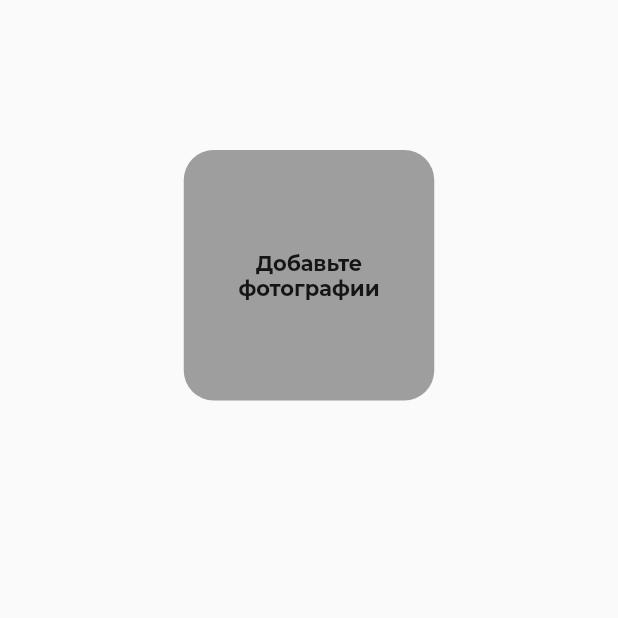
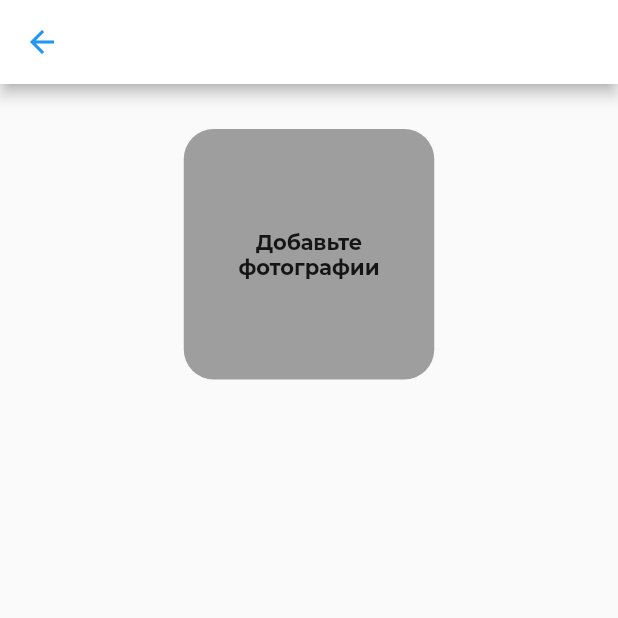
Before and after one commit to WhyNotAG/Arena, a Flutter app: the screen it shows after launch, after a tap on "Зарегестрируйтесь", on a phone screen of 412 x 824 dp, the top half of it. Run offline on Flutter 3.47's test engine with Material 2 defaults, Android fonts, the phone set to English and light mode, and no system bars; our stand-ins replace image_cropper, image_picker.

Commit message:
minor updates

```diff
--- a/arena/lib/Registration.dart
+++ b/arena/lib/Registration.dart
@@ -8,9 +8,14 @@ import 'package:image_cropper/image_cropper.dart';
 class RegistrationScreen extends StatelessWidget {
   @override
   Widget build(BuildContext context) {
-    return Scaffold (body:
-    new Container(child: new Center(
-      child: new Column(
+    return Scaffold (
+        appBar: new AppBar(
+            title: new Text('Flutter.su'),
+            backgroundColor: Colors.white,
+            iconTheme: IconThemeData(color: Colors.blue),
+        ),
+        body: new Container(child: new Center(
+        child: new Column(
         children: <Widget>[
           Photo(),
         ],
@@ -43,7 +48,7 @@ class _PhotoState extends State<Photo> {
   @override
   Widget build(BuildContext context) {
     return Container(
-      margin: const EdgeInsets.only(top: 100),
+      margin: const EdgeInsets.only(top: 30),
       child: FlatButton(child:
         Container(
           decoration: BoxDecoration(borderRadius: BorderRadius.all(Radius.circular(20.0)),color: Colors.grey,),
--- a/arena/lib/main.dart
+++ b/arena/lib/main.dart
@@ -107,6 +107,7 @@ class Logo extends StatelessWidget {
 class InfoFields extends StatelessWidget {
   final _formKey = GlobalKey<FormState>();
   final _formKey2 = GlobalKey<FormState>();
+  FocusNode myFocusNode = new FocusNode();
   @override
   Widget build(BuildContext context) {
     return new Column(
@@ -114,7 +115,10 @@ class InfoFields extends StatelessWidget {
         Container(
             height: 56,
             margin: EdgeInsets.only(left:16.0, right: 16.0),
-            child: Container( height: 56,child: Form(key: _formKey,child: new TextFormField(
+            child: Container( height: 56,
+                child: Form(key: _formKey,
+                  child: new TextFormField(
+                    focusNode: myFocusNode,
                     validator: (value){
                       if (value.isEmpty) return 'Пожалуйста введите свой Email';
                       String p = "[a-zA-Z0-9+.\_\%-+]{1,256}@[a-zA-Z0-9][a-zA-Z0-9-]{0,64}(.[a-zA-Z0-9][a-zA-Z0-9-]{0,25})+";
@@ -122,33 +126,47 @@ class InfoFields extends StatelessWidget {
                       if (regExp.hasMatch(value)) return null;
                       return 'Это не E-mail';
                     },
+
                   cursorColor: Colors.black38,
                   decoration: new InputDecoration(
+                    labelText: 'Эл.почта/Моб.Телефон',
+                    alignLabelWithHint: true,
+                    labelStyle: TextStyle(
+                        color: myFocusNode.hasFocus ? Colors.blue : Colors.black,
+                        background: null,
+                        backgroundColor: null,
+                        decorationColor: null
+                    ),
+
                     errorStyle: TextStyle(fontSize: 0.0, ),
                     errorBorder: (
                         OutlineInputBorder(
                           borderSide: new BorderSide(color: Colors.red, width: 2.0),
                         )
                     ),
+
                     focusedErrorBorder: OutlineInputBorder(
                       borderSide: new BorderSide(color: Colors.red, width: 2.0),
                     ),
+
                     enabledBorder: OutlineInputBorder(
                       borderSide: BorderSide(
                         color: Colors.black38,
                       ),
                     ),
+
                     focusedBorder: OutlineInputBorder(
                       borderSide: new BorderSide(color: Color.fromARGB(255, 47, 128, 237), width: 2.0),
                     ),
+
                     contentPadding: new EdgeInsets.fromLTRB(
                         10.0, 10.0, 10.0, 10.0),
-                //fillColor: Colors.green
                     filled: true,
                     fillColor: Colors.white,
-                hintText: "Эл.почта/Моб.Телефон",
                   ),
-            )))
+              )
+            )
+          )
         ),
         Password(_formKey2),
         Container(child: LostPass(), margin: EdgeInsets.only(right: 0.0),),
@@ -194,13 +212,6 @@ class _PasswordState extends State<Password> {
         margin: EdgeInsets.only(left:16.0, right: 16.0),
         child: Form(key: _formKey2,
             child: new TextFormField(
-            validator: (value){
-              if (value.isEmpty) return 'Пожалуйста введите свой Email';
-              String p = "[a-zA-Z0-9+.\_\%-+]{1,256}@[a-zA-Z0-9][a-zA-Z0-9-]{0,64}(.[a-zA-Z0-9][a-zA-Z0-9-]{0,25})+";
-              RegExp regExp = new RegExp(p);
-              if (regExp.hasMatch(value)) return null;
-              return 'Это не E-mail';
-            },
             obscureText: _obscureText,
             controller: _controller,
             cursorColor: Colors.black38,
@@ -222,7 +233,6 @@ class _PasswordState extends State<Password> {
               ) ,
               contentPadding: new EdgeInsets.fromLTRB(
                   10.0, 10.0, 10.0, 10.0),
-            //fillColor: Colors.green
               filled: true,
               fillColor: Colors.white,
               suffixIcon: IconButton(
@@ -236,7 +246,9 @@ class _PasswordState extends State<Password> {
                 color: Colors.grey,
               ),
               hintText: "Пароль",
-          ),))
+            ),
+            )
+        )
       );
   }
 }
```
Also changed, not shown: 1 other file. Lines whose indentation alone changed are shown as unchanged.
